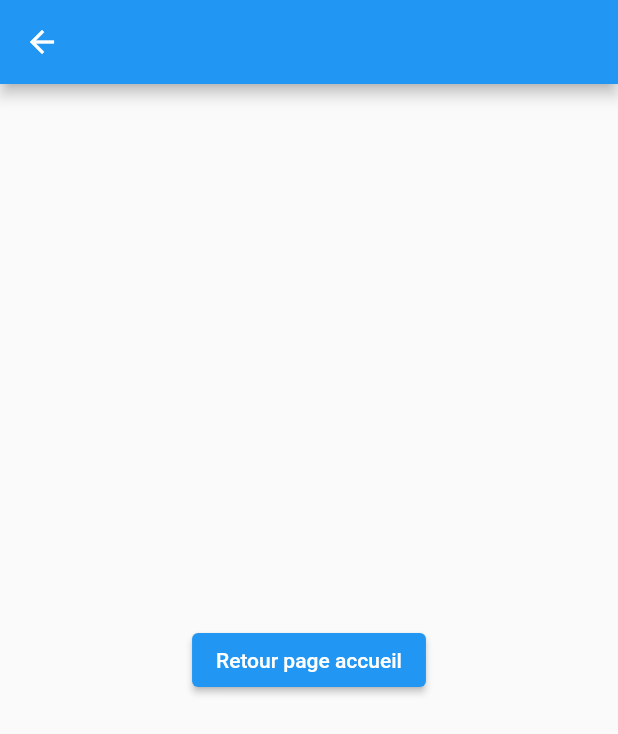
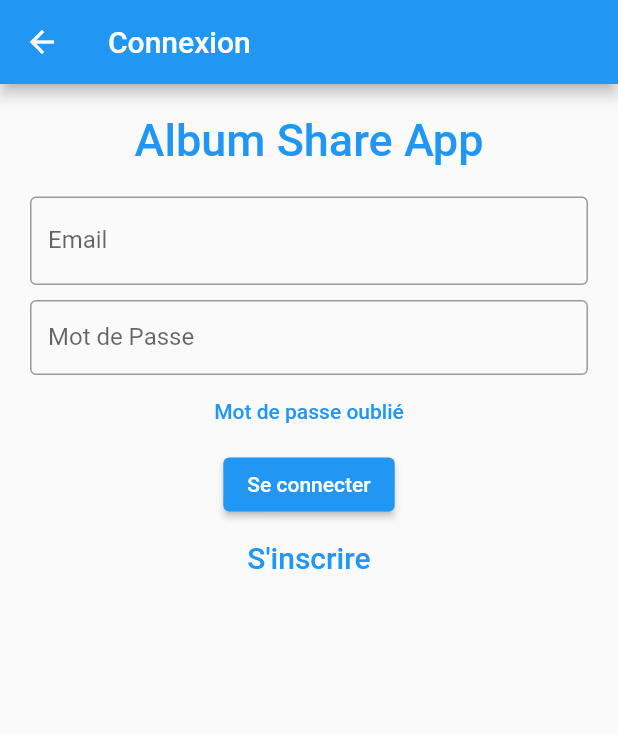
Before and after one commit to MatthiasDijoux/projetSimplon_partageAlbum, a Flutter app: the screen it shows after launch, after a tap on "Page connexion", on a phone screen of 412 x 824 dp. Shown: the top 734 px of the screen. Run offline on Flutter 3.47's test engine with Material 2 defaults, Android fonts, the phone set to English and light mode, and no system bars.

Commit message:
Added login/register template

```diff
--- a/albums_sharing_app/lib/views/login.dart
+++ b/albums_sharing_app/lib/views/login.dart
@@ -1,18 +1,97 @@
 import 'package:flutter/material.dart';
+import './register.dart';
 
-class LoginScreen extends StatelessWidget {
+class LoginScreen extends StatefulWidget {
+
+  @override
+  State<StatefulWidget> createState() => new _State();
+}
+
+class _State extends State<LoginScreen> {
+  TextEditingController nameController = TextEditingController();
+  TextEditingController passwordController = TextEditingController();
+
   @override
   Widget build(BuildContext context) {
     return Scaffold(
-      appBar: AppBar(),
-      body: Center(
-        child: ElevatedButton(
-          child: Text('Retour page accueil'),
-          onPressed: () {
-            Navigator.pop(context);
-          },
+        appBar: AppBar(
+          title: Text('Connexion'),
         ),
-      ),
-    );
+        body: Padding(
+            padding: EdgeInsets.all(10),
+            child: ListView(
+              children: <Widget>[
+                Container(
+                    alignment: Alignment.center,
+                    padding: EdgeInsets.all(10),
+                    child: Text(
+                      'Album Share App',
+                      style: TextStyle(
+                          color: Colors.blue,
+                          fontWeight: FontWeight.w500,
+                          fontSize: 30),
+                    )),
+                Container(
+                  padding: EdgeInsets.all(10),
+                  child: TextField(
+                    controller: nameController,
+                    decoration: InputDecoration(
+                      border: OutlineInputBorder(),
+                      labelText: 'Email',
+                    ),
+                  ),
+                ),
+                Container(
+                  height: 50,
+                  padding: EdgeInsets.fromLTRB(10, 0, 10, 0),
+                  child: TextField(
+                    obscureText: true,
+                    controller: passwordController,
+                    decoration: InputDecoration(
+                      border: OutlineInputBorder(),
+                      labelText: 'Mot de Passe',
+                    ),
+                  ),
+                ),
+                TextButton(
+                  onPressed: (){
+                    //forgot password screen
+                  },
+                  child: Text('Mot de passe oublié'),
+                ),
+                Container(
+                    alignment: Alignment.center,
+                    height: 50,
+                    padding: EdgeInsets.fromLTRB(10, 0, 10, 0),
+                    child: ElevatedButton(
+                      child: Text('Se connecter'),
+                      onPressed: () {
+                        print(nameController.text);
+                        print(passwordController.text);
+                      },
+                    )),
+                Container(
+                    child: Row(
+                      children: <Widget>[
+                        Text(''),
+                        TextButton(
+                          child: Text(
+                            'S\'inscrire',
+                            style: TextStyle(fontSize: 20,),
+                          ),
+                          onPressed: () {
+                           Navigator.push(
+                              context,
+                              MaterialPageRoute(builder: (context) {
+                                return RegisterScreen();
+                              }),
+                            );
+                          },
+                        )
+                      ],
+                      mainAxisAlignment: MainAxisAlignment.center,
+                    ))
+              ],
+            )));
   }
 }
```
Also changed, not shown: albums_sharing_app/lib/views/register.dart (added, +97 -0 lines).
